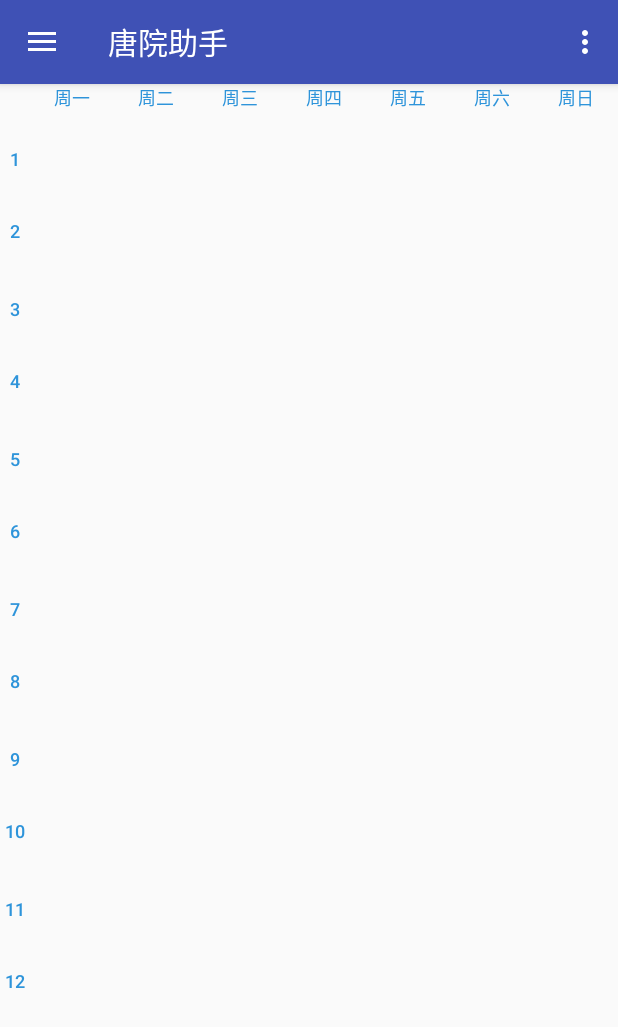
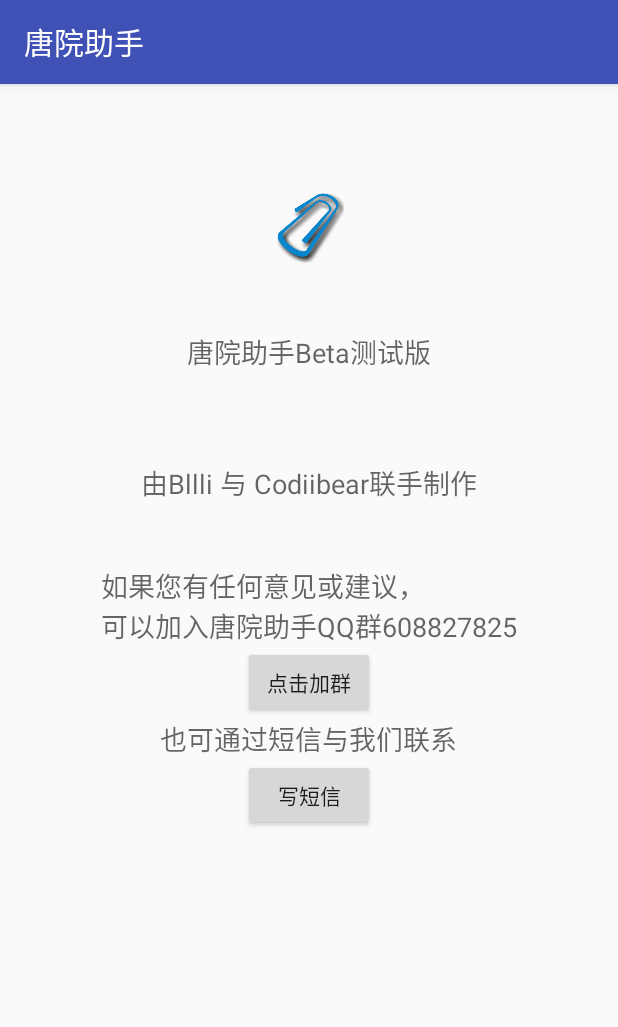
Before and after one commit to zhaozw/tsxyAssistant-Android, an Android app: the MainActivity screen opened directly, with no data from a screen before it, in the side drawer, after a tap on "联系作者", on a phone screen of 412 x 824 dp. Shown: the top 1027 px of the screen. Run offline under Robolectric (Android 15) with nearby library versions, the phone set to English and light mode, and no system bars.

Commit message:
测试版上线

```diff
--- a/app/src/main/AndroidManifest.xml
+++ b/app/src/main/AndroidManifest.xml
@@ -3,7 +3,6 @@
     package="cn.bllli.tsxy.tsxyhelper">
 
     <uses-permission android:name="android.permission.INTERNET" />
-
 
     <application
         android:allowBackup="true"
@@ -14,16 +13,15 @@
         <activity
             android:name=".LoginActivity"
             android:label="@string/app_name"
-            android:theme="@style/AppTheme">
-        </activity>
+            android:theme="@style/AppTheme"></activity>
         <activity
             android:name=".MainActivity"
             android:label="@string/app_name"
             android:theme="@style/AppTheme.NoActionBar" />
         <activity
             android:name=".GetScoreActivity"
-            android:theme="@style/AppTheme"
-            android:label="@string/app_name" />
+            android:label="@string/app_name"
+            android:theme="@style/AppTheme" />
         <activity
             android:name=".SplashActivity"
             android:label="@string/app_name"
@@ -34,6 +32,7 @@
                 <category android:name="android.intent.category.LAUNCHER" />
             </intent-filter>
         </activity>
+        <activity android:name=".about"></activity>
     </application>
 
 </manifest>
--- a/app/src/main/java/cn/bllli/tsxy/tsxyhelper/GetScoreActivity.java
+++ b/app/src/main/java/cn/bllli/tsxy/tsxyhelper/GetScoreActivity.java
@@ -45,7 +45,7 @@ public class GetScoreActivity extends AppCompatActivity {
                 }
             }catch (JSONException e){
                 e.printStackTrace();
-                info = "获取出错，请重试或联系我们";
+                info = "获取出错，可能是没有出成绩，或者您的网络有问题。\n请重试或联系我们";
             }
             text.setText(info);
             button.setVisibility(View.VISIBLE);
--- a/app/src/main/java/cn/bllli/tsxy/tsxyhelper/MainActivity.java
+++ b/app/src/main/java/cn/bllli/tsxy/tsxyhelper/MainActivity.java
@@ -190,7 +190,10 @@ public class MainActivity extends AppCompatActivity
         int id = item.getItemId();
 
         //noinspection SimplifiableIfStatement
-        if (id == R.id.action_settings) {
+        if (id == R.id.about) {
+            Intent it = new Intent();
+            it.setClass(this, about.class);
+            startActivity(it);
             return true;
         }
 
@@ -216,7 +219,9 @@ public class MainActivity extends AppCompatActivity
         } else if (id == R.id.nav_share) {
 
         } else if (id == R.id.nav_send) {
-
+            Intent it = new Intent();
+            it.setClass(this, about.class);
+            startActivity(it);
         }
 
         DrawerLayout drawer = (DrawerLayout) findViewById(R.id.drawer_layout);
--- /dev/null
+++ b/app/src/main/java/cn/bllli/tsxy/tsxyhelper/about.java
@@ -0,0 +1,62 @@
+package cn.bllli.tsxy.tsxyhelper;
+
+import android.content.Intent;
+import android.net.Uri;
+import android.os.Bundle;
+import android.support.v7.app.AppCompatActivity;
+import android.view.View;
+import android.widget.Button;
+import android.widget.Toast;
+
+public class about extends AppCompatActivity {
+    private Button addQQqun;
+    private Button smss;
+
+    @Override
+    protected void onCreate(Bundle savedInstanceState) {
+        super.onCreate(savedInstanceState);
+        setContentView(R.layout.activity_about);
+
+        addQQqun = (Button)findViewById(R.id.button2);
+        smss = (Button)findViewById(R.id.button3);
+        addQQqun.setOnClickListener(new View.OnClickListener() {
+            @Override
+            public void onClick(View view) {               //点击后的事件
+                joinQQGroup("VyCa_KnyJmBaANUVOG61CrYGONOatNy_");
+            }
+        });
+        smss.setOnClickListener(new View.OnClickListener() {
+            @Override
+            public void onClick(View view) {               //点击后的事件
+                Intent it = new Intent();
+                it.setAction(Intent.ACTION_VIEW);
+                it.setData(Uri.parse("sms:13025064985?body=请输入您的反馈"));
+                startActivity(it);
+            }
+        });
+    }
+
+
+    /****************
+     *
+     * 发起添加群流程。群号：《唐院助手》需要你(608827825) 的 key 为： VyCa_KnyJmBaANUVOG61CrYGONOatNy_
+     * 调用 joinQQGroup(VyCa_KnyJmBaANUVOG61CrYGONOatNy_) 即可发起手Q客户端申请加群 《唐院助手》需要你(608827825)
+     *
+     * @param key 由官网生成的key
+     * @return 返回true表示呼起手Q成功，返回fals表示呼起失败
+     ******************/
+    public boolean joinQQGroup(String key) {
+        Intent intent = new Intent();
+        intent.setData(Uri.parse("mqqopensdkapi://bizAgent/qm/qr?url=http%3A%2F%2Fqm.qq.com%2Fcgi-bin%2Fqm%2Fqr%3Ffrom%3Dapp%26p%3Dandroid%26k%3D" + key));
+        // 此Flag可根据具体产品需要自定义，如设置，则在加群界面按返回，返回手Q主界面，不设置，按返回会返回到呼起产品界面    //intent.addFlags(Intent.FLAG_ACTIVITY_NEW_TASK)
+        try {
+            startActivity(intent);
+            return true;
+        } catch (Exception e) {
+            // 未安装手Q或安装的版本不支持
+            Toast.makeText(about.this, "未安装手Q或安装的版本不支持", Toast.LENGTH_SHORT).show();
+            return false;
+        }
+    }
+
+}
--- /dev/null
+++ b/app/src/main/res/layout/activity_about.xml
@@ -0,0 +1,75 @@
+<?xml version="1.0" encoding="utf-8"?>
+<RelativeLayout xmlns:android="http://schemas.android.com/apk/res/android"
+    xmlns:tools="http://schemas.android.com/tools"
+    android:layout_width="match_parent"
+    android:layout_height="match_parent"
+    android:paddingBottom="@dimen/activity_vertical_margin"
+    android:paddingLeft="@dimen/activity_horizontal_margin"
+    android:paddingRight="@dimen/activity_horizontal_margin"
+    android:paddingTop="@dimen/activity_vertical_margin"
+    tools:context="cn.bllli.tsxy.tsxyhelper.about">
+
+    <ImageView
+        android:layout_width="wrap_content"
+        android:layout_height="wrap_content"
+        android:id="@+id/imageView3"
+        android:src="@mipmap/ic_launcher"
+        android:layout_alignParentTop="true"
+        android:layout_centerHorizontal="true"
+        android:layout_marginTop="55dp" />
+
+    <TextView
+        android:layout_width="wrap_content"
+        android:layout_height="wrap_content"
+        android:textAppearance="?android:attr/textAppearanceMedium"
+        android:text="唐院助手Beta测试版"
+        android:id="@+id/textView3"
+        android:layout_below="@+id/imageView3"
+        android:layout_centerHorizontal="true"
+        android:layout_marginTop="45dp" />
+
+    <TextView
+        android:layout_width="wrap_content"
+        android:layout_height="wrap_content"
+        android:textAppearance="?android:attr/textAppearanceMedium"
+        android:text="由Bllli 与 Codiibear联手制作"
+        android:id="@+id/textView4"
+        android:layout_below="@+id/textView3"
+        android:layout_centerHorizontal="true"
+        android:layout_marginTop="60dp" />
+
+    <TextView
+        android:layout_width="wrap_content"
+        android:layout_height="wrap_content"
+        android:textAppearance="?android:attr/textAppearanceMedium"
+        android:text="如果您有任何意见或建议，\n可以加入唐院助手QQ群608827825"
+        android:id="@+id/textView5"
+        android:layout_below="@+id/textView4"
+        android:layout_centerHorizontal="true"
+        android:layout_marginTop="42dp" />
+
+    <Button
+        android:layout_width="wrap_content"
+        android:layout_height="wrap_content"
+        android:text="点击加群"
+        android:id="@+id/button2"
+        android:layout_below="@+id/textView5"
+        android:layout_centerHorizontal="true" />
+
+    <TextView
+        android:layout_width="wrap_content"
+        android:layout_height="wrap_content"
+        android:textAppearance="?android:attr/textAppearanceMedium"
+        android:text="也可通过短信与我们联系"
+        android:id="@+id/textView6"
+        android:layout_below="@+id/button2"
+        android:layout_centerHorizontal="true" />
+
+    <Button
+        android:layout_width="wrap_content"
+        android:layout_height="wrap_content"
+        android:text="写短信"
+        android:id="@+id/button3"
+        android:layout_below="@+id/textView6"
+        android:layout_centerHorizontal="true" />
+</RelativeLayout>
--- a/app/src/main/res/menu/activity_main_drawer.xml
+++ b/app/src/main/res/menu/activity_main_drawer.xml
@@ -11,7 +11,7 @@
             android:id="@+id/nav_gallery"
             android:icon="@android:drawable/ic_dialog_email"
             android:title="邮箱绑定"
-            android:enabled="true" />
+            android:enabled="false" />
         <item
             android:id="@+id/nav_slideshow"
             android:icon="@drawable/ic_menu_slideshow"
--- a/app/src/main/res/menu/main.xml
+++ b/app/src/main/res/menu/main.xml
@@ -2,8 +2,8 @@
 <menu xmlns:android="http://schemas.android.com/apk/res/android"
     xmlns:app="http://schemas.android.com/apk/res-auto">
     <item
-        android:id="@+id/action_settings"
+        android:id="@+id/about"
         android:orderInCategory="100"
-        android:title="@string/action_settings"
+        android:title="@string/about"
         app:showAsAction="never" />
 </menu>
--- a/app/src/main/res/values/strings.xml
+++ b/app/src/main/res/values/strings.xml
@@ -5,6 +5,7 @@
     <string name="navigation_drawer_close">Close navigation drawer</string>
 
     <string name="action_settings">设置</string>
+    <string name="about">关于</string>
 
     <string name="maker">By Bllli and Codiibear</string>
     <string name="search_score">查询成绩</string>
```
